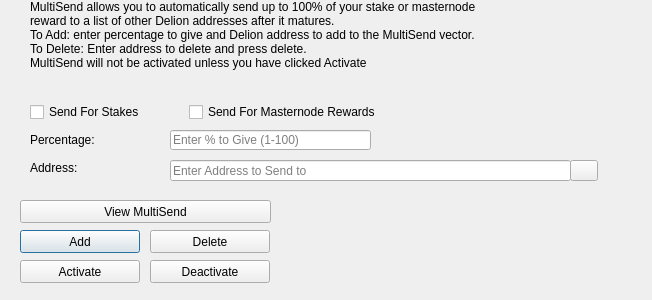
revivalist777/milleniumclub, file src/qt/forms/multisenddialog.ui: the form before one commit.
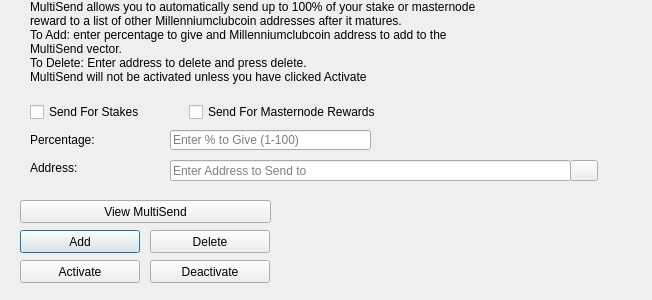
The form after the commit. Icons and pictures are not drawn.

Commit message: replace delion with milleniumclubcoin

```diff
--- a/src/qt/forms/multisenddialog.ui
+++ b/src/qt/forms/multisenddialog.ui
@@ -61,8 +61,8 @@
     <number>1</number>
    </property>
    <property name="text">
-    <string>MultiSend allows you to automatically send up to 100% of your stake or masternode reward to a list of other Delion addresses after it matures.
-To Add: enter percentage to give and Delion address to add to the MultiSend vector.
+    <string>MultiSend allows you to automatically send up to 100% of your stake or masternode reward to a list of other Millenniumclubcoin addresses after it matures.
+To Add: enter percentage to give and Millenniumclubcoin address to add to the MultiSend vector.
 To Delete: Enter address to delete and press delete.
 MultiSend will not be activated unless you have clicked Activate</string>
    </property>
```
Left out of the diff: 4 changed lines with no effect on the pictures. The commit also changes 304 other files.
